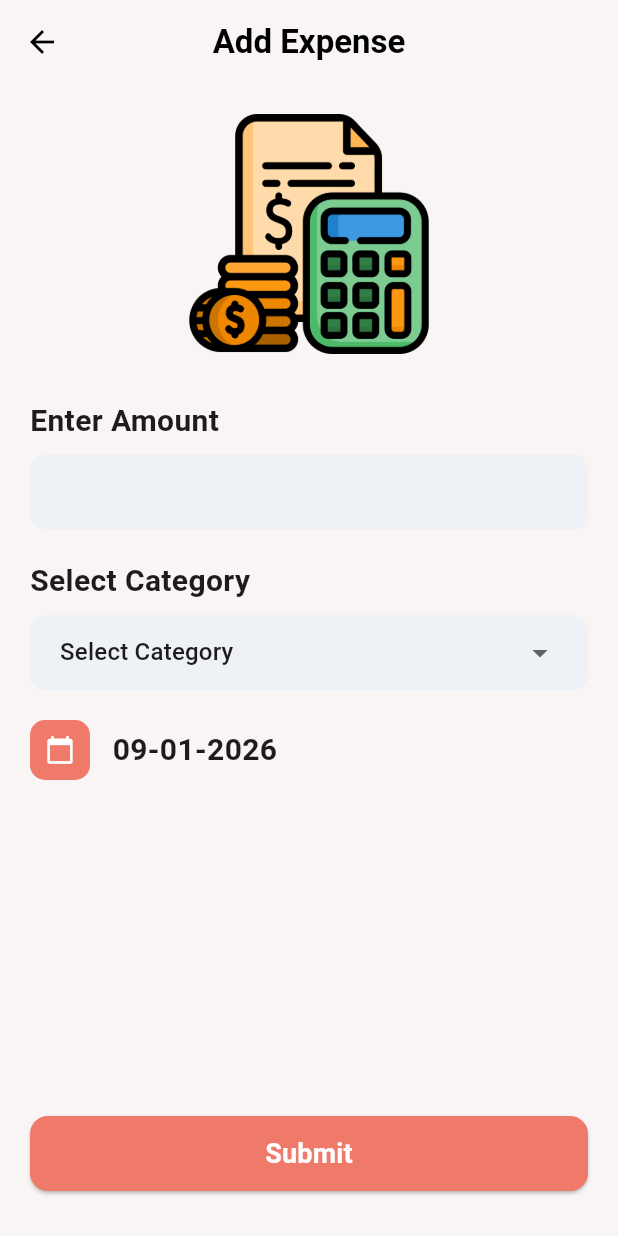
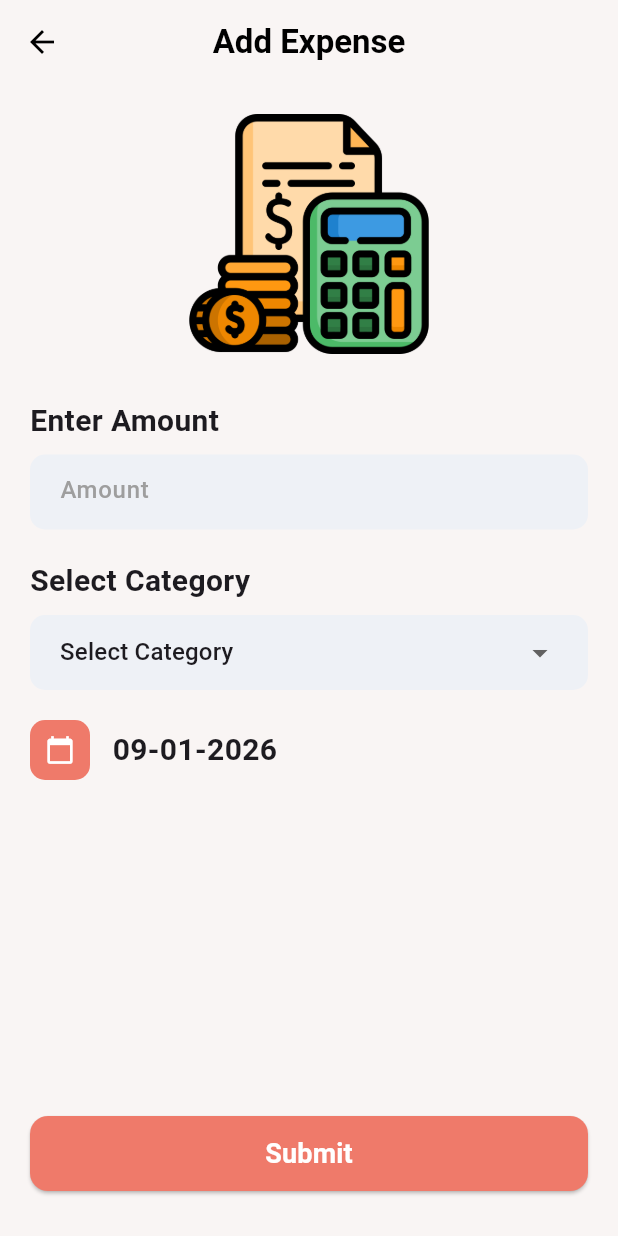
Before and after one commit to dbooker5/budgetbuddy, a Flutter app: the screen it shows after launch, on a phone screen of 412 x 824 dp. Run offline on Flutter 3.47's test engine with Material 3 defaults, Android fonts, the phone set to English and light mode, and no system bars; our stand-ins replace cloud_firestore, firebase_auth, firebase_core, fl_chart, random_string, shared_preferences; accounts and stored records are empty; generated files the repository leaves out were written again.

Commit message:
feat: Improve expense input fields
- Enable decimal input for the 'Amount' field.
- Add hint text and styling to the reusable `_inputField` widget.

```diff
--- a/lib/pages/expense.dart
+++ b/lib/pages/expense.dart
@@ -88,7 +88,9 @@ class _ExpenseState extends State<Expense> {
             _inputField(
               controller: amountController,
               hint: 'Amount',
-              keyboardType: TextInputType.number,
+              keyboardType: const TextInputType.numberWithOptions(
+                decimal: true,
+              ),
             ),
             SizedBox(height: 20),
 
@@ -178,7 +180,15 @@ class _ExpenseState extends State<Expense> {
       child: TextField(
         controller: controller,
         keyboardType: keyboardType,
-        decoration: InputDecoration(border: InputBorder.none),
+        decoration: InputDecoration(
+          border: InputBorder.none,
+          hintText: hint,
+          hintStyle: TextStyle(
+            color: Colors.grey,
+            fontSize: 16,
+            fontWeight: FontWeight.w500,
+          ),
+        ),
       ),
     );
   }
```
